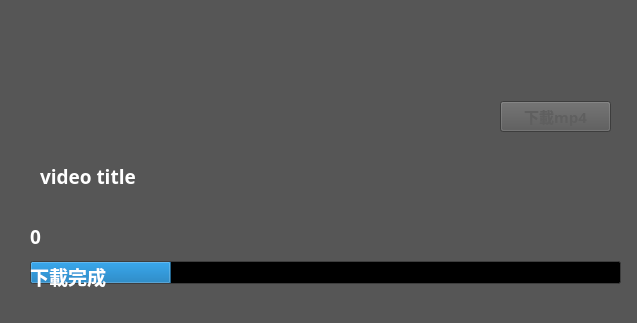
Above: 下載器介面.ui from ck7-32/pytube-pyqt before the change; both pictures show x 0 to 637 and y 249 to 572 of the 637 by 572 pixel window. Below: the same form after it.
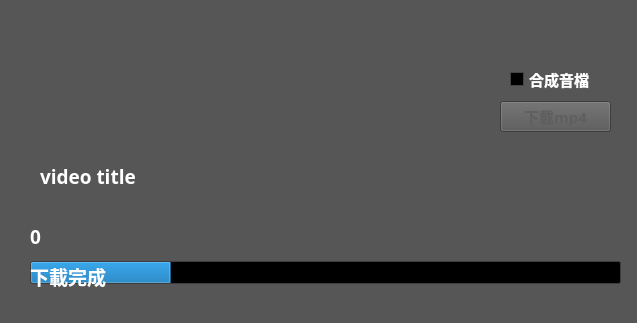
That is the form after the change.

What changed in the file:
```diff
--- a/下載器介面.ui
+++ b/下載器介面.ui
@@ -1106,7 +1106,7 @@
     <rect>
      <x>30</x>
      <y>470</y>
-     <width>141</width>
+     <width>521</width>
      <height>31</height>
     </rect>
    </property>
@@ -1122,6 +1122,19 @@
     <string>0</string>
    </property>
   </widget>
+  <widget class="QCheckBox" name="audio">
+   <property name="geometry">
+    <rect>
+     <x>510</x>
+     <y>318</y>
+     <width>101</width>
+     <height>21</height>
+    </rect>
+   </property>
+   <property name="text">
+    <string>合成音檔</string>
+   </property>
+  </widget>
  </widget>
  <resources/>
  <connections/>
```
